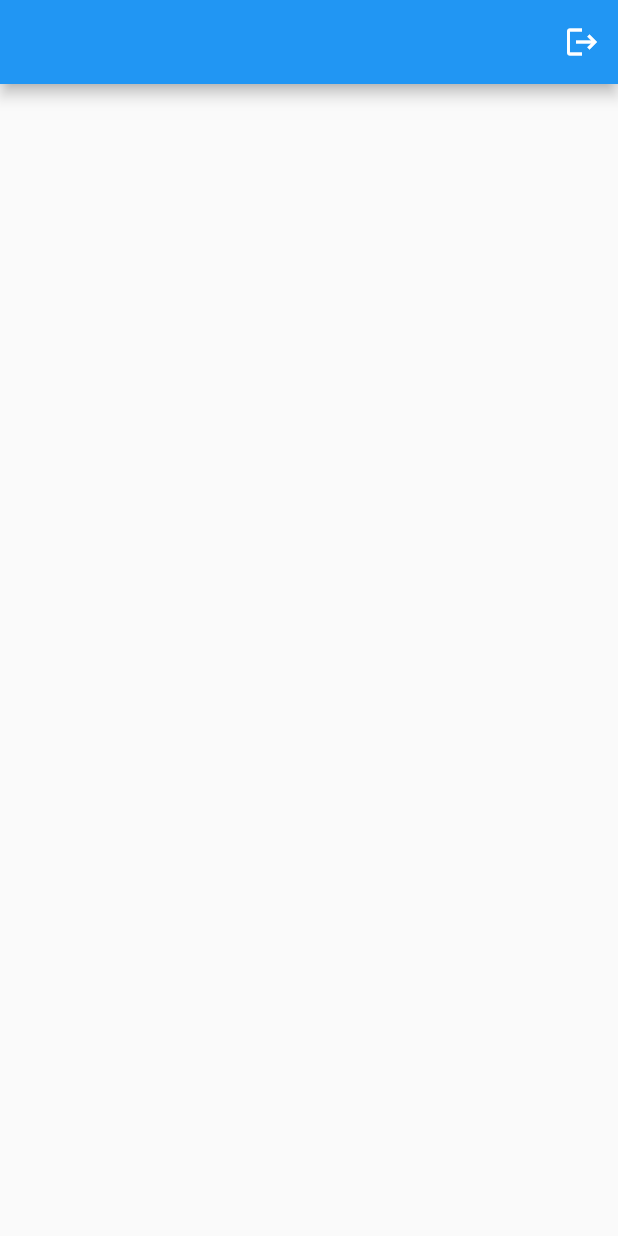
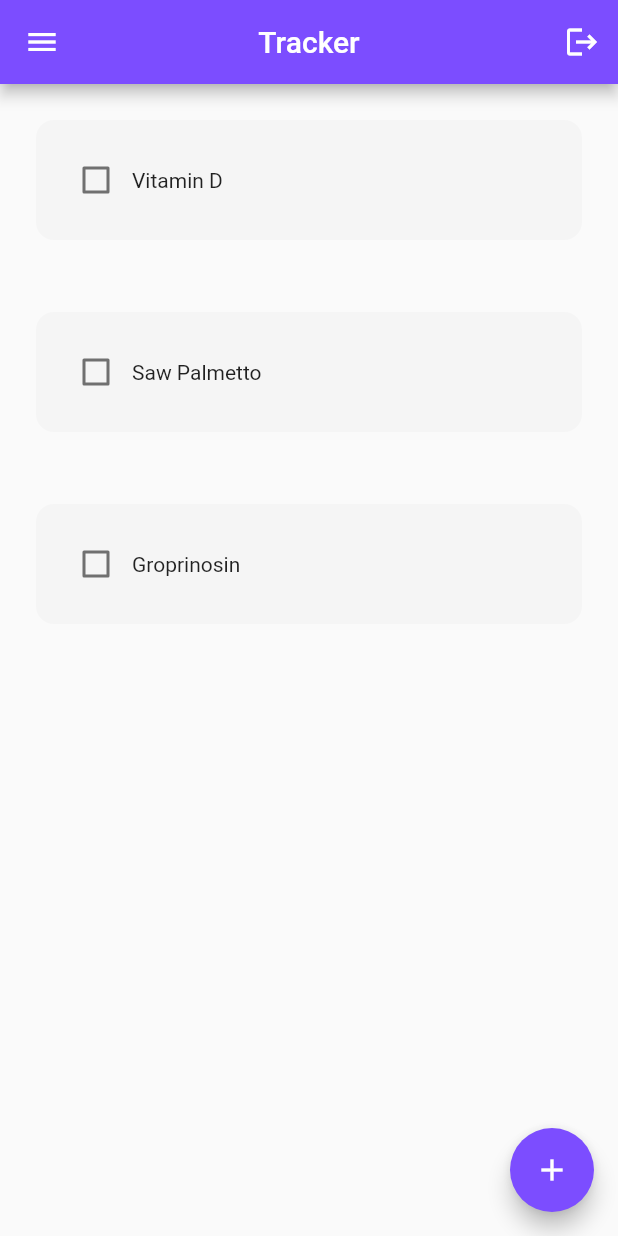
Before and after one commit to Emirlan-Zhanakeev/med_traker, a Flutter app: the screen it shows once a user with an empty profile is signed in, on a phone screen of 412 x 824 dp. Run offline on Flutter 3.47's test engine with Material 2 defaults, Android fonts, the phone set to English and light mode, and no system bars; our stand-ins replace cloud_firestore, firebase_auth, firebase_core, google_fonts; accounts and stored records are empty; network calls fail.

Commit message:
home page

```diff
--- /dev/null
+++ b/lib/components/action_button.dart
@@ -0,0 +1,17 @@
+import 'package:flutter/material.dart';
+
+class creatingActionButton extends StatelessWidget {
+
+  final Function() onPressed;
+
+  const creatingActionButton({Key? key, required this.onPressed}) : super(key: key);
+
+  @override
+  Widget build(BuildContext context) {
+    return FloatingActionButton(
+      onPressed: onPressed,
+      backgroundColor: Colors.deepPurpleAccent,
+      child: const Icon(Icons.add),
+    );
+  }
+}
--- /dev/null
+++ b/lib/components/habit_tile.dart
@@ -0,0 +1,37 @@
+import 'package:flutter/material.dart';
+
+class HabitTile extends StatelessWidget {
+  final String habitName;
+  final bool habitCompleted;
+  final Function(bool?)? onChanged;
+
+  const HabitTile(
+      {Key? key,
+      required this.habitName,
+      required this.habitCompleted,
+      this.onChanged})
+      : super(key: key);
+
+  @override
+  Widget build(BuildContext context) {
+    return Padding(
+      padding: const EdgeInsets.all(24),
+      child: Container(
+        padding: const EdgeInsets.all(16.0),
+        decoration: BoxDecoration(
+          color: Colors.grey[100],
+          borderRadius: BorderRadius.circular(12),
+        ),
+        child: Row(
+          children: [
+            Checkbox(
+              value: habitCompleted,
+              onChanged: onChanged,
+            ),
+            Text(habitName),
+          ],
+        ),
+      ),
+    );
+  }
+}
--- a/lib/main.dart
+++ b/lib/main.dart
@@ -16,6 +16,7 @@ class MyApp extends StatelessWidget {
     return MaterialApp(
       debugShowCheckedModeBanner: false,
       home: MainPage(),
+      theme: ThemeData(primaryColor: Colors.deepPurple),
     );
   }
 }
--- a/lib/pages/home_page.dart
+++ b/lib/pages/home_page.dart
@@ -2,6 +2,9 @@ import 'package:cloud_firestore/cloud_firestore.dart';
 import 'package:firebase_auth/firebase_auth.dart';
 import 'package:firebase_core/firebase_core.dart';
 import 'package:flutter/material.dart';
+import 'package:untitled1/components/action_button.dart';
+import 'package:untitled1/components/habit_tile.dart';
+import 'package:untitled1/components/new_habit_box.dart';
 
 class HomePage extends StatefulWidget {
   const HomePage({Key? key}) : super(key: key);
@@ -11,13 +14,86 @@ class HomePage extends StatefulWidget {
 }
 
 class _HomePageState extends State<HomePage> {
+  final user = FirebaseAuth.instance.currentUser!;
 
-  final user = FirebaseAuth.instance.currentUser!;
+  ///data structure for today's list
+  List todaysHabitsList = [
+    /// [habitName, habitCompleted]
+    ["Vitamin D", false],
+    ["Saw Palmetto", false],
+    ["Groprinosin", false],
+  ];
+
+  ///checkbox was tapped
+  void checkBoxTapped(bool? value, int index) {
+    setState(() {
+      todaysHabitsList[index][1] = value;
+    });
+  }
+
+  ///create a new habit
+  final _newHabitNameController = TextEditingController();
+
+  void createNewHabit() {
+    showDialog(
+      context: context,
+      builder: (context) {
+        return EnterNewHabitBox(
+          controller: _newHabitNameController,
+          onSave: saveNewHabit,
+          onCancel: cancelNewHabit,
+        );
+      },
+    );
+  }
+
+  ///save new habit
+  void saveNewHabit() {
+
+  }
+
+  ///cancel new habit
+  void cancelNewHabit() {
+    Navigator.of(context).pop();
+  }
+
+
 
   @override
   Widget build(BuildContext context) {
     return Scaffold(
+      floatingActionButton: creatingActionButton(
+        onPressed: () {
+          createNewHabit();
+        },
+      ),
+
+      /// Profile
+      drawer: Drawer(
+        child: ListView(
+          children: [
+            DrawerHeader(
+              child: Icon(
+                Icons.person,
+                size: 80,
+                color: Colors.deepPurple[200],
+              ),
+            ),
+            ListTile(
+              onTap: () {},
+              title: Text("E-mail:  ${user.email!}"),
+            ),
+            ListTile(
+              onTap: () {},
+              title: Text("Id:  ${user.uid!}"),
+            ),
+          ],
+        ),
+      ),
       appBar: AppBar(
+        backgroundColor: Colors.deepPurpleAccent,
+        title: const Text('Tracker'),
+        centerTitle: true,
         actions: [
           IconButton(
               onPressed: () {
@@ -26,42 +102,18 @@ class _HomePageState extends State<HomePage> {
               icon: const Icon(Icons.logout))
         ],
       ),
-      body:  Column(
-            mainAxisAlignment: MainAxisAlignment.center,
-            children: [
-    /*StreamBuilder(
-    stream: FirebaseFirestore.instance.collection('users').snapshots(),
-    builder: (context, AsyncSnapshot<QuerySnapshot> snapshot) {
-      return Text(data)
-    }
-    ),*/
-
-            /*  StreamBuilder(
-                stream: FirebaseFirestore.instance.collection('users').snapshots(),
-                builder: (context, AsyncSnapshot<QuerySnapshot> snapshot) {
-                  if(snapshot.hasData) {
-                    return Expanded(
-                        child:
-                      ListView.builder(
-                      itemCount: snapshot.data!.docs.length,
-                        shrinkWrap: true,
-                        itemBuilder: (context, i) {
-                  var data = snapshot.data!.docs[i];
-                      return Text(data['email']);
-                    }
-                      ),
-                    );
-                  } else {
-                    return CircularProgressIndicator();
-                  }
-                },
-              ),
-*/
-
-              Text(user.uid),
-              Text(user.email!),
-            ],
-        ),
+      body: ListView.builder(
+        itemCount: todaysHabitsList.length,
+        itemBuilder: (context, index) {
+          return HabitTile(
+            habitName: todaysHabitsList[index][0],
+            habitCompleted: todaysHabitsList[index][1],
+            onChanged: (value) {
+              checkBoxTapped(value, index);
+            },
+          );
+        },
+      ),
     );
   }
 }
```
Also changed, not shown: lib/components/new_habit_box.dart (added, +41 -0 lines).
